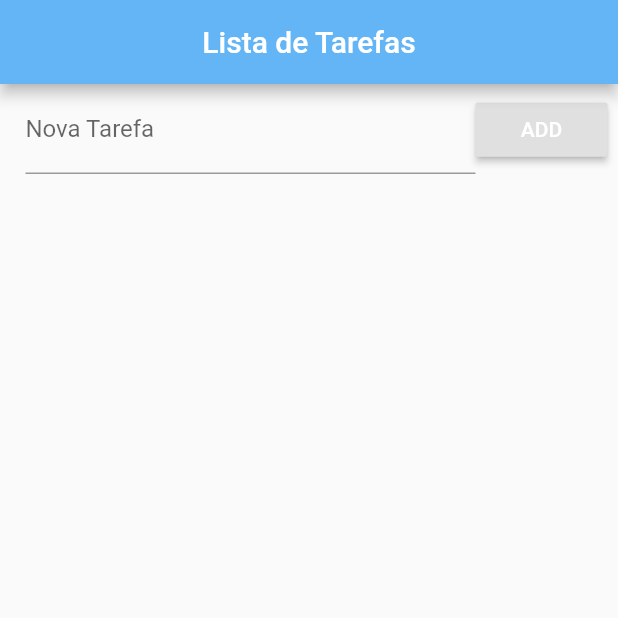
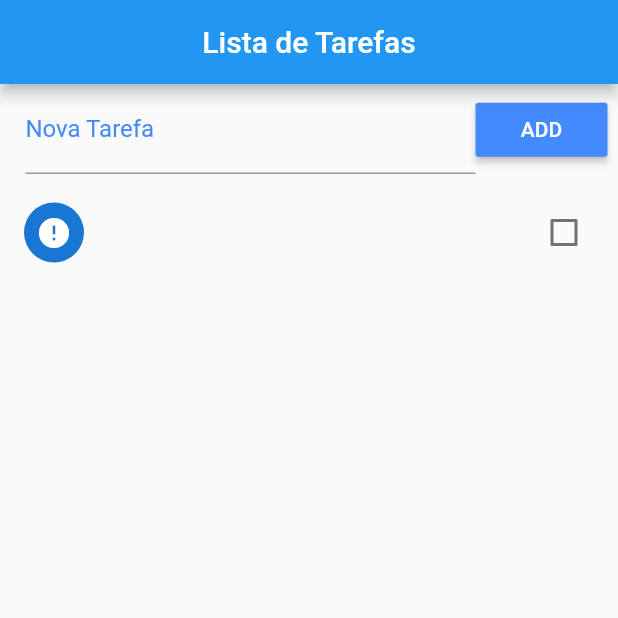
Before and after one commit to CristianoDaSilvaFerreira/ToDo-List, a Flutter app: the screen it shows after launch, after a tap on "ADD", on a phone screen of 412 x 824 dp, the top half of it. Run offline on Flutter 3.47's test engine with Material 2 defaults, Android fonts, the phone set to English and light mode, and no system bars.

Commit message:
versão 1.3
Adicionando elementos na lista

```diff
--- a/lib/main.dart
+++ b/lib/main.dart
@@ -19,14 +19,26 @@ class Home extends StatefulWidget {
 }
 
 class _HomeState extends State<Home> {
+  final _toDoController = TextEditingController();
   List _toDoList = [];
+
+  // Função da adicionar uma tarefa
+  void _addToDo() {
+    setState(() {
+      Map<String, dynamic> newToDo = Map();
+      newToDo['title'] = _toDoController.text;
+      _toDoController.text = '';
+      newToDo['ok'] = false;
+      _toDoList.add(newToDo);
+    });
+  }
 
   @override
   Widget build(BuildContext context) {
     return Scaffold(
       appBar: AppBar(
         title: Text('Lista de Tarefas'),
-        backgroundColor: Colors.blue[300],
+        backgroundColor: Colors.blue,
         centerTitle: true,
       ),
       body: Column(
@@ -37,17 +49,20 @@ class _HomeState extends State<Home> {
               children: <Widget>[
                 Expanded(
                   child: TextField(
+                    controller: _toDoController,
                     decoration: InputDecoration(
                       labelText: 'Nova Tarefa',
-                      labelStyle: TextStyle(color: Colors.blueAccent[300]),
+                      labelStyle: TextStyle(
+                        color: Colors.blueAccent,
+                      ),
                     ),
                   ),
                 ),
                 RaisedButton(
-                  color: Colors.blueAccent[300],
+                  color: Colors.blueAccent,
                   child: Text('ADD'),
                   textColor: Colors.white,
-                  onPressed: () {},
+                  onPressed: _addToDo,
                 ),
               ],
             ),
@@ -62,12 +77,16 @@ class _HomeState extends State<Home> {
                     _toDoList[index]['title'],
                   ),
                   value: _toDoList[index]['ok'],
-                  onChanged: null,
                   secondary: CircleAvatar(
                     child: Icon(
                       _toDoList[index]['ok'] ? Icons.check : Icons.error,
                     ),
                   ),
+                  onChanged: (c) {
+                    setState(() {
+                      _toDoList[index]['ok'] = c;
+                    });
+                  },
                 );
               },
             ),
```
